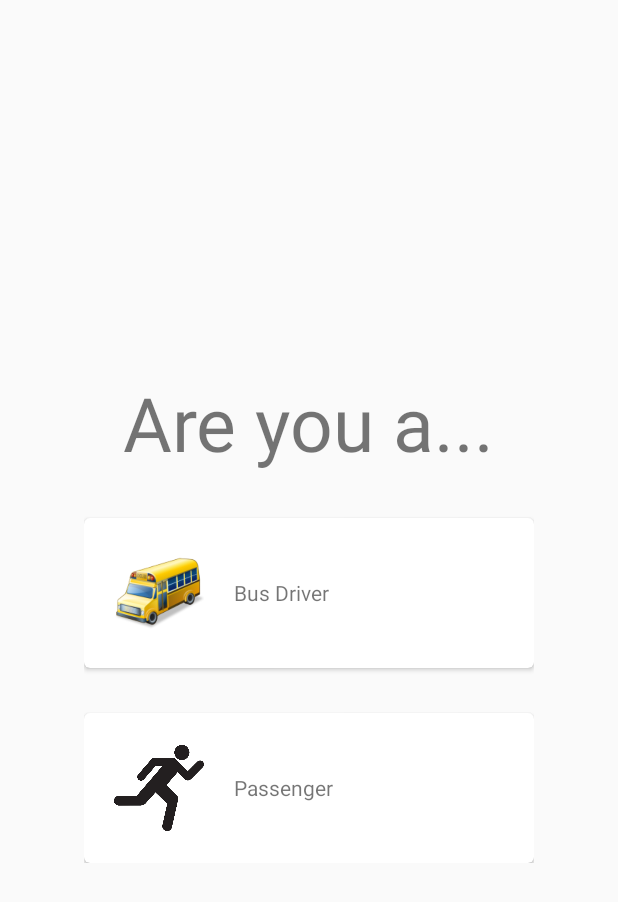
After one commit to lconti97/TimeCheck, an Android app: the layout activity_newmain.xml on its own in the app's theme, with its tools: preview values and no code run, on a phone screen of 412 x 824 dp. The commit adds this screen. Shown: the top 902 px of the screen. Run offline under Robolectric (Android 15) with nearby library versions, the phone set to English and light mode, and no system bars.

Commit message:
NewMainLayout added
Akshay

```diff
--- a/app/build.gradle
+++ b/app/build.gradle
@@ -42,4 +42,6 @@ dependencies {
     }
     compile 'com.android.support:appcompat-v7:23.1.1'
     compile 'com.android.support:design:23.1.1'
+    compile 'com.android.support:cardview-v7:23.0.+'
+    compile 'com.android.support:recyclerview-v7:23.0.+'
 }
--- a/app/src/main/java/com/hoya/vt/timecheck/DriverActivity.java
+++ b/app/src/main/java/com/hoya/vt/timecheck/DriverActivity.java
@@ -19,7 +19,7 @@ public class DriverActivity extends ListActivity {
     private static final String TWITTER_KEY = "75YiknXrR89hvbnIsqK3HUipp";
     private static final String TWITTER_SECRET = "lmUpO2m5m2Rd08klkPWPey4TDQAV9fKpwz7l13yfXrTIvoftcA";
 
-    private static final String SEARCH_QUERY = "#Trump";
+    private static final String SEARCH_QUERY = "#PASSALERT411";
 
     @Override
     protected void onCreate(Bundle savedInstanceState) {
@@ -57,12 +57,6 @@ public class DriverActivity extends ListActivity {
         //test change
     }
 
-    @Override
-    public boolean onCreateOptionsMenu(Menu menu) {
-        // Inflate the menu; this adds items to the action bar if it is present.
-        getMenuInflater().inflate(R.menu.menu_settings, menu);
-        return true;
-    }
 
     @Override
     public boolean onOptionsItemSelected(MenuItem item) {
--- a/app/src/main/java/com/hoya/vt/timecheck/MainActivity.java
+++ b/app/src/main/java/com/hoya/vt/timecheck/MainActivity.java
@@ -6,17 +6,19 @@ import android.content.SharedPreferences;
 import android.content.res.Resources;
 import android.support.v7.app.AppCompatActivity;
 import android.os.Bundle;
+import android.support.v7.widget.CardView;
 import android.view.View;
 import android.widget.Button;
 
 import com.twitter.sdk.android.Twitter;
 import com.twitter.sdk.android.core.TwitterAuthConfig;
+import com.twitter.sdk.android.tweetcomposer.Card;
+
 import io.fabric.sdk.android.Fabric;
 
 public class MainActivity extends AppCompatActivity {
 
-    Button busButton;
-    Button passengerButton;
+
     protected GlobalClass globals;
     Resources res;
 
@@ -31,10 +33,9 @@ public class MainActivity extends AppCompatActivity {
         TwitterAuthConfig authConfig = new TwitterAuthConfig(TWITTER_KEY, TWITTER_SECRET);
         Fabric.with(this, new Twitter(authConfig));
 
-        busButton = (Button) findViewById(R.id.busButtonID);
-        passengerButton = (Button) findViewById(R.id.passengerButtonID);
         globals = (GlobalClass) getApplication();
         res = getResources();
+        //cardView = (CardView)
 
 
         if (globals.sharedPref.getString(res.getString(R.string.currentStatus), "empty").equals("Bus Driver")) {
@@ -47,7 +48,7 @@ public class MainActivity extends AppCompatActivity {
             finish();
         }
 
-        setContentView(R.layout.activity_main);
+        setContentView(R.layout.activity_newmain);
     }
 
     public void launchDriverActivity(View view) {
--- /dev/null
+++ b/app/src/main/res/layout/activity_newmain.xml
@@ -0,0 +1,93 @@
+<?xml version="1.0" encoding="utf-8"?>
+<RelativeLayout xmlns:android="http://schemas.android.com/apk/res/android"
+android:orientation="vertical" android:layout_width="match_parent"
+android:layout_height="match_parent">
+
+    <LinearLayout
+        android:layout_width="wrap_content"
+        android:layout_height="wrap_content"
+        android:orientation="vertical"
+        android:layout_centerHorizontal="true"
+        android:layout_centerVertical="true">
+
+        <TextView
+            android:layout_width="wrap_content"
+            android:layout_height="wrap_content"
+            android:text="Are you a..."
+            android:id="@+id/textView1"
+            android:layout_centerHorizontal="true"
+            android:layout_gravity="center_horizontal"
+            android:textSize="50dp"/>
+
+        <android.support.v7.widget.CardView
+            xmlns:card_view="http://schemas.android.com/apk/res-auto"
+            android:id="@+id/card1"
+            android:layout_gravity="center"
+            android:layout_width="300dp"
+            android:layout_height="100dp"
+            card_view:cardCornerRadius="4dp"
+            android:layout_marginTop="30dp"
+            android:onClick="launchDriverActivity">
+
+            <LinearLayout
+                android:layout_width="match_parent"
+                android:layout_height="match_parent"
+                android:orientation="horizontal">
+
+                <ImageView
+                    android:layout_marginTop="20dp"
+                    android:layout_marginLeft="20dp"
+                    android:layout_marginRight="20dp"
+                    android:layout_width="60dp"
+                    android:layout_height="60dp"
+                    android:id="@+id/card1_img"
+                    android:src="@drawable/bus_icon"/>
+
+                <TextView
+                    android:layout_width="wrap_content"
+                    android:layout_height="wrap_content"
+                    android:id="@+id/card1_text"
+                    android:layout_gravity="center_vertical"
+                    android:text="Bus Driver"/>
+
+            </LinearLayout>
+        </android.support.v7.widget.CardView>
+
+        <android.support.v7.widget.CardView
+            xmlns:card_view="http://schemas.android.com/apk/res-auto"
+            android:id="@+id/card2"
+            android:layout_gravity="center"
+            android:layout_width="300dp"
+            android:layout_height="100dp"
+            card_view:cardCornerRadius="4dp"
+            android:layout_marginTop="30dp"
+            android:onClick="launchRiderActivity">
+
+            <LinearLayout
+                android:layout_width="match_parent"
+                android:layout_height="match_parent"
+                android:orientation="horizontal">
+
+                <ImageView
+                    android:layout_marginTop="20dp"
+                    android:layout_marginLeft="20dp"
+                    android:layout_marginRight="20dp"
+                    android:layout_width="60dp"
+                    android:layout_height="60dp"
+                    android:id="@+id/card2_img"
+                    android:src="@drawable/passenger_icon"/>
+
+                <TextView
+                    android:layout_width="wrap_content"
+                    android:layout_height="wrap_content"
+                    android:id="@+id/card2_text"
+                    android:layout_gravity="center_vertical"
+                    android:text="Passenger"/>
+
+            </LinearLayout>
+        </android.support.v7.widget.CardView>
+
+    </LinearLayout>
+
+
+</RelativeLayout>
```
Also changed, not shown: app/src/main/res/drawable/bus_icon.png (added), app/src/main/res/drawable/passenger_icon.png (added).
